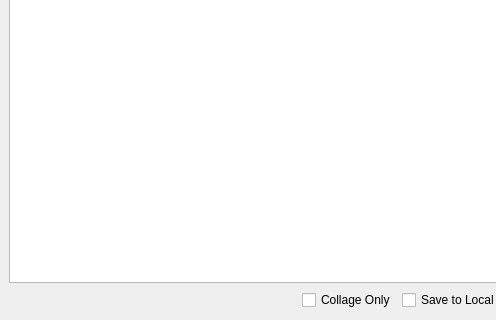
Qt form ui/main.ui (iceanimations/createShots) before a commit; both pictures show x 0 to 496 and y 265 to 585 of the 767 by 585 pixel window.
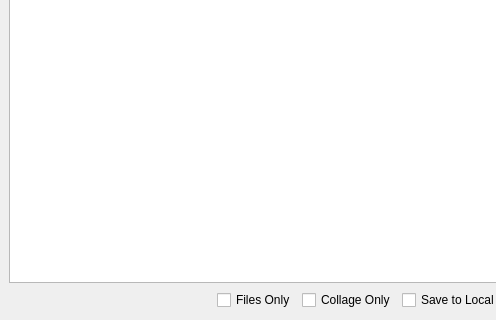
The same form after that commit.

```diff
--- a/ui/main.ui
+++ b/ui/main.ui
@@ -179,6 +179,16 @@
         </property>
        </spacer>
       </item>
+      <item>
+       <widget class="QCheckBox" name="filesOnlyButton">
+        <property name="toolTip">
+         <string>Create maya files only, don't create collage</string>
+        </property>
+        <property name="text">
+         <string>Files Only</string>
+        </property>
+       </widget>
+      </item>
       <item>
        <widget class="QCheckBox" name="collageOnlyButton">
         <property name="toolTip">
```
Left out of the diff: 76 changed lines with no effect on the pictures.
